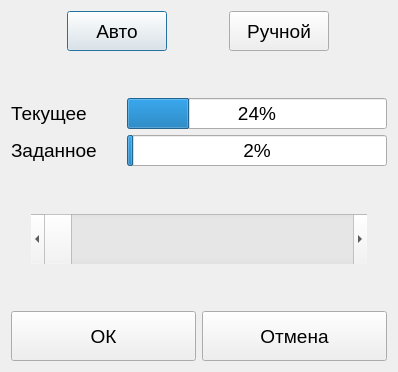
Above: QtClient/QtClimaClient/Frames/Dialogs/ConfigValveDialog.ui from ciberslavik/climacore before the change. Below: the same form after it.
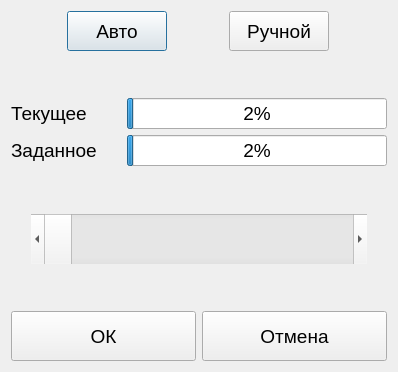
That is the form after the change. Icons and pictures are not drawn.

What changed in the file:
```diff
--- a/QtClient/QtClimaClient/Frames/Dialogs/ConfigValveDialog.ui
+++ b/QtClient/QtClimaClient/Frames/Dialogs/ConfigValveDialog.ui
@@ -81,6 +81,9 @@
    </item>
    <item row="2" column="1" colspan="2">
     <widget class="QProgressBar" name="barCurrent">
+     <property name="maximum">
+      <number>1000</number>
+     </property>
      <property name="value">
       <number>24</number>
      </property>
```
